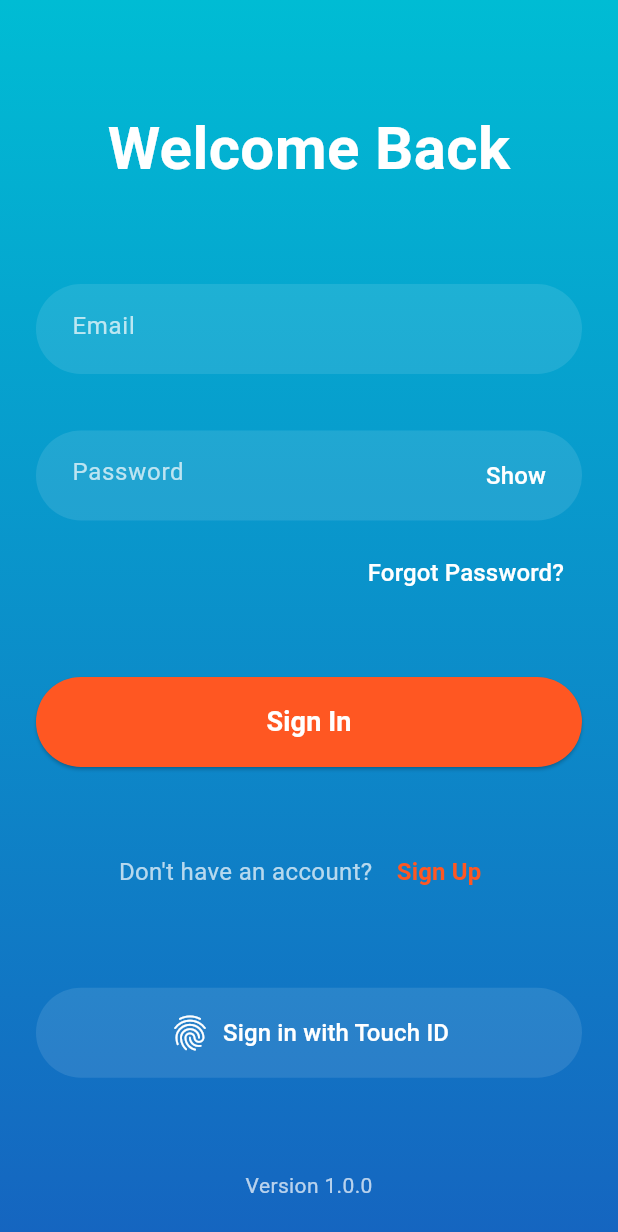
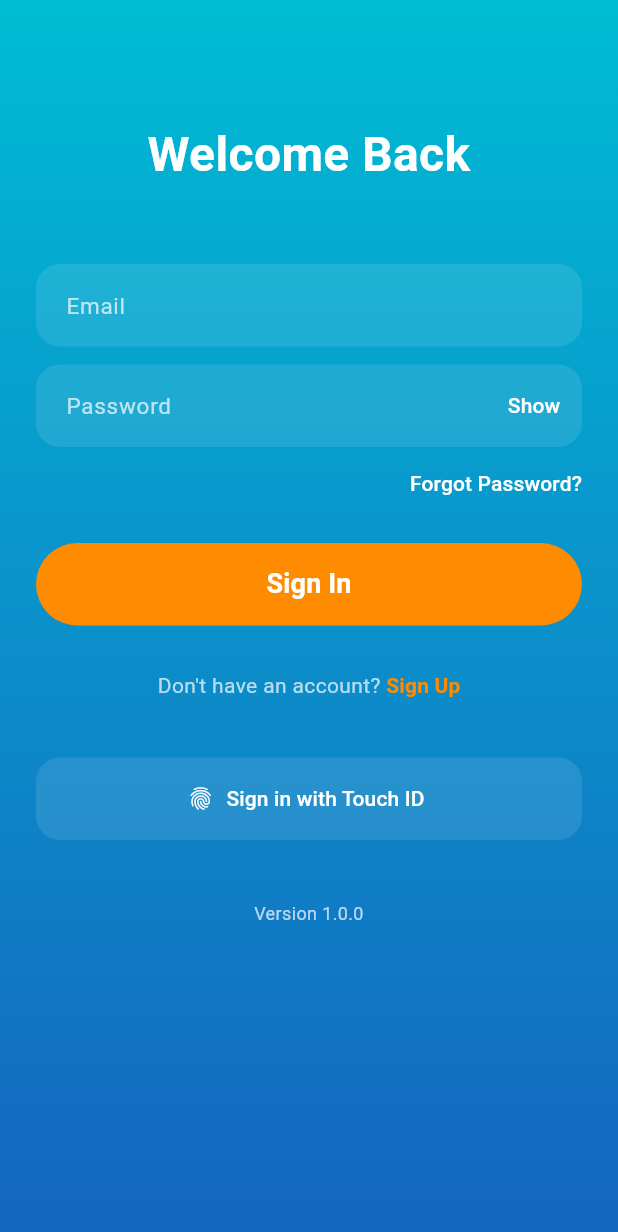
Before and after one commit to patabudlong/flutter_starter_mobile_app, a Flutter app: the screen it shows after launch, on a phone screen of 412 x 824 dp. Shown: the top 1232 px of the screen. Run offline on Flutter 3.47's test engine with Material 3 defaults, Android fonts, the phone set to English and light mode, and no system bars; our stand-ins replace flutter_dotenv.

Commit message:
fix(ui): update button colors to match design
- Change orange to Color(0xFFFF8C00)
- Update button border radius
- Match "Sign Up" text color
- Remove button elevation

```diff
--- a/lib/features/auth/presentation/screens/login_screen.dart
+++ b/lib/features/auth/presentation/screens/login_screen.dart
@@ -26,37 +26,28 @@ class _LoginScreenState extends State<LoginScreen> {
       child: Scaffold(
         backgroundColor: Colors.transparent,
         body: SafeArea(
-          bottom: true, // Ensure safe area at bottom
-          child: SingleChildScrollView( // Add scrolling capability
-            child: ConstrainedBox( // Ensure minimum height
-              constraints: BoxConstraints(
-                minHeight: MediaQuery.of(context).size.height -
-                    MediaQuery.of(context).padding.top -
-                    MediaQuery.of(context).padding.bottom,
-              ),
-              child: Padding(
+          child: SingleChildScrollView(
             padding: const EdgeInsets.symmetric(horizontal: 24.0),
             child: Column(
-                  mainAxisAlignment: MainAxisAlignment.spaceBetween,
+              crossAxisAlignment: CrossAxisAlignment.stretch,
               children: [
-                    // Content remains the same, just remove Spacer widgets
-                    const SizedBox(height: 60),
+                const SizedBox(height: 80),
                 const Text(
                   'Welcome Back',
                   style: TextStyle(
                     color: Colors.white,
-                        fontSize: 40,
+                    fontSize: 32,
                     fontWeight: FontWeight.w600,
                   ),
                   textAlign: TextAlign.center,
                 ),
-                    const SizedBox(height: 40),
+                const SizedBox(height: 50),
                 // Email Field
                 Container(
-                      height: 60, // Fixed height
+                  height: 55,
                   decoration: BoxDecoration(
                     color: Colors.white.withOpacity(0.1),
-                        borderRadius: BorderRadius.circular(30), // More rounded
+                    borderRadius: BorderRadius.circular(16),
                   ),
                   child: TextField(
                     style: const TextStyle(color: Colors.white),
@@ -64,23 +55,23 @@ class _LoginScreenState extends State<LoginScreen> {
                       hintText: 'Email',
                       hintStyle: TextStyle(
                         color: Colors.white.withOpacity(0.7),
-                            fontSize: 16,
+                        fontSize: 15,
                       ),
                       border: InputBorder.none,
                       contentPadding: const EdgeInsets.symmetric(
-                            horizontal: 24,
-                            vertical: 20,
+                        horizontal: 20,
+                        vertical: 16,
                       ),
                     ),
                   ),
                 ),
-                    const SizedBox(height: 16),
+                const SizedBox(height: 12),
                 // Password Field
                 Container(
-                      height: 60, // Fixed height
+                  height: 55,
                   decoration: BoxDecoration(
                     color: Colors.white.withOpacity(0.1),
-                        borderRadius: BorderRadius.circular(30), // More rounded
+                    borderRadius: BorderRadius.circular(16),
                   ),
                   child: TextField(
                     obscureText: _obscurePassword,
@@ -89,27 +80,20 @@ class _LoginScreenState extends State<LoginScreen> {
                       hintText: 'Password',
                       hintStyle: TextStyle(
                         color: Colors.white.withOpacity(0.7),
-                            fontSize: 16,
+                        fontSize: 15,
                       ),
                       border: InputBorder.none,
                       contentPadding: const EdgeInsets.symmetric(
-                            horizontal: 24,
-                            vertical: 20,
+                        horizontal: 20,
+                        vertical: 16,
                       ),
-                          suffixIcon: Padding(
-                            padding: const EdgeInsets.only(right: 12.0),
-                            child: TextButton(
-                              onPressed: () {
-                                setState(() {
-                                  _obscurePassword = !_obscurePassword;
-                                });
-                              },
+                      suffixIcon: TextButton(
+                        onPressed: () => setState(() => _obscurePassword = !_obscurePassword),
                         child: Text(
                           _obscurePassword ? 'Show' : 'Hide',
                           style: const TextStyle(
                             color: Colors.white,
-                                  fontSize: 16,
-                                ),
+                            fontSize: 14,
                           ),
                         ),
                       ),
@@ -120,24 +104,28 @@ class _LoginScreenState extends State<LoginScreen> {
                   alignment: Alignment.centerRight,
                   child: TextButton(
                     onPressed: () {},
+                    style: TextButton.styleFrom(
+                      padding: const EdgeInsets.symmetric(vertical: 8),
+                    ),
                     child: const Text(
                       'Forgot Password?',
                       style: TextStyle(
                         color: Colors.white,
-                            fontSize: 16,
+                        fontSize: 14,
                       ),
                     ),
                   ),
                 ),
-                    const SizedBox(height: 24),
+                const SizedBox(height: 16),
                 // Sign In Button
                 SizedBox(
-                      height: 60, // Fixed height
-                      width: double.infinity,
+                  height: 55,
                   child: ElevatedButton(
                     onPressed: () {},
                     style: ElevatedButton.styleFrom(
-                          backgroundColor: Colors.deepOrange,
+                      backgroundColor: const Color(0xFFFF8C00),
+                      foregroundColor: Colors.white,
+                      elevation: 0,
                       shape: RoundedRectangleBorder(
                         borderRadius: BorderRadius.circular(30),
                       ),
@@ -146,13 +134,12 @@ class _LoginScreenState extends State<LoginScreen> {
                       'Sign In',
                       style: TextStyle(
                         fontSize: 18,
-                            fontWeight: FontWeight.bold,
-                            color: Colors.white,
+                        fontWeight: FontWeight.w600,
                       ),
                     ),
                   ),
                 ),
-                    const SizedBox(height: 24),
+                const SizedBox(height: 16),
                 Row(
                   mainAxisAlignment: MainAxisAlignment.center,
                   children: [
@@ -160,70 +147,59 @@ class _LoginScreenState extends State<LoginScreen> {
                       'Don\'t have an account? ',
                       style: TextStyle(
                         color: Colors.white.withOpacity(0.7),
-                            fontSize: 16,
+                        fontSize: 14,
                       ),
                     ),
                     TextButton(
                       onPressed: () {},
+                      style: TextButton.styleFrom(
+                        padding: EdgeInsets.zero,
+                        minimumSize: const Size(0, 0),
+                      ),
                       child: const Text(
                         'Sign Up',
                         style: TextStyle(
-                              color: Colors.deepOrange,
-                              fontSize: 16,
+                          color: Color(0xFFFF8C00),
+                          fontSize: 14,
                           fontWeight: FontWeight.bold,
                         ),
                       ),
                     ),
                   ],
                 ),
-                    const SizedBox(height: 32),
+                const SizedBox(height: 24),
                 // Touch ID Button
                 SizedBox(
-                      height: 60, // Fixed height
-                      width: double.infinity,
-                      child: TextButton(
+                  height: 55,
+                  child: TextButton.icon(
                     onPressed: () {},
                     style: TextButton.styleFrom(
                       backgroundColor: Colors.white.withOpacity(0.1),
                       shape: RoundedRectangleBorder(
-                            borderRadius: BorderRadius.circular(30),
+                        borderRadius: BorderRadius.circular(16),
                       ),
                     ),
-                        child: const Row(
-                          mainAxisAlignment: MainAxisAlignment.center,
-                          children: [
-                            Icon(
-                              Icons.fingerprint,
-                              color: Colors.white,
-                              size: 28,
-                            ),
-                            SizedBox(width: 8),
-                            Text(
+                    icon: const Icon(Icons.fingerprint, color: Colors.white),
+                    label: const Text(
                       'Sign in with Touch ID',
                       style: TextStyle(
                         color: Colors.white,
-                                fontSize: 16,
+                        fontSize: 14,
                       ),
-                            ),
-                          ],
                     ),
                   ),
                 ),
                 const SizedBox(height: 40),
-                    // Version number with bottom padding
-                    Padding(
-                      padding: const EdgeInsets.only(bottom: 24),
-                      child: Text(
+                Text(
                   'Version 1.0.0',
                   style: TextStyle(
                     color: Colors.white.withOpacity(0.7),
-                          fontSize: 14,
+                    fontSize: 12,
                   ),
+                  textAlign: TextAlign.center,
                 ),
-                    ),
+                const SizedBox(height: 16),
               ],
-                ),
-              ),
             ),
           ),
         ),
```
Lines whose indentation alone changed are shown as unchanged.
